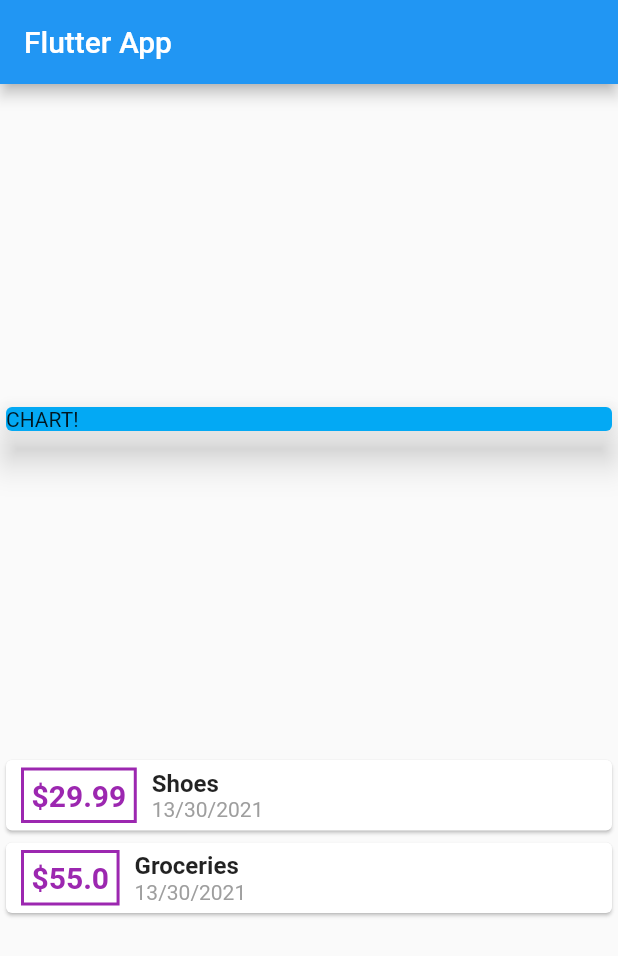
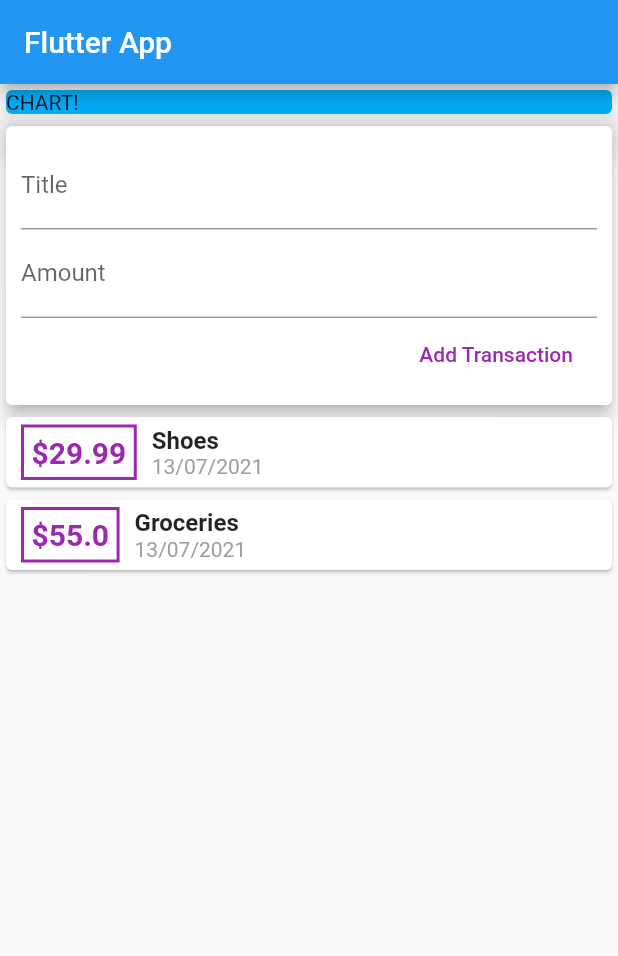
Before and after one commit to roeechen01/PersonalExpensesApp, a Flutter app: the screen it shows after launch, on a phone screen of 412 x 824 dp. Shown: the top 956 px of the screen. Run offline on Flutter 3.47's test engine with Material 2 defaults, Android fonts, the phone set to English and light mode, and no system bars.

Commit message:
Addd input fields and reading from them

```diff
--- a/lib/main.dart
+++ b/lib/main.dart
@@ -20,6 +20,9 @@ class MyHomePage extends StatelessWidget {
     Transaction(id: 't2', title: 'Groceries', amount: 55, date: DateTime.now())
   ];
 
+  final titleController = TextEditingController();
+  final amountController = TextEditingController();
+
   @override
   Widget build(BuildContext context) {
     return Scaffold(
@@ -27,7 +30,7 @@ class MyHomePage extends StatelessWidget {
           title: Text('Flutter App'),
         ),
         body: Column(
-          mainAxisAlignment: MainAxisAlignment.spaceEvenly,
+          mainAxisAlignment: MainAxisAlignment.start,
           children: [
             Container(
               width: double.infinity,
@@ -37,7 +40,29 @@ class MyHomePage extends StatelessWidget {
                 elevation: 10,
               ),
             ),
-            //
+            Card(
+              elevation: 5,
+              child: Padding(
+                padding: EdgeInsets.all(10),
+                child: Column(
+                  crossAxisAlignment: CrossAxisAlignment.end,
+                  children: [
+                    TextField(
+                      decoration: InputDecoration(labelText: 'Title'),
+                      controller: titleController,
+                    ),
+                    TextField(
+                      decoration: InputDecoration(labelText: 'Amount'),
+                      controller: amountController,
+                    ),
+                    FlatButton(
+                        onPressed: () => print(titleController.text),
+                        child: Text('Add Transaction'),
+                        textColor: Colors.purple),
+                  ],
+                ),
+              ),
+            ),
             Column(
               children: transactions
                   .map((tx) => Card(
@@ -70,7 +95,7 @@ class MyHomePage extends StatelessWidget {
                                         fontSize: 16),
                                   ),
                                   Text(
-                                    DateFormat('dd/mm/yyyy').format(tx.date),
+                                    DateFormat('dd/MM/yyyy').format(tx.date),
                                     style: TextStyle(color: Colors.grey),
                                   )
                                 ])
--- a/lib/transactions.dart
+++ b/lib/transactions.dart
@@ -5,5 +5,9 @@ class Transaction {
   double amount;
   DateTime date;
 
-  Transaction({this.id, this.title, this.amount, this.date});
+  Transaction(
+      {@required this.id,
+      @required this.title,
+      @required this.amount,
+      @required this.date});
 }
```
Also changed, not shown: 2 other files.
